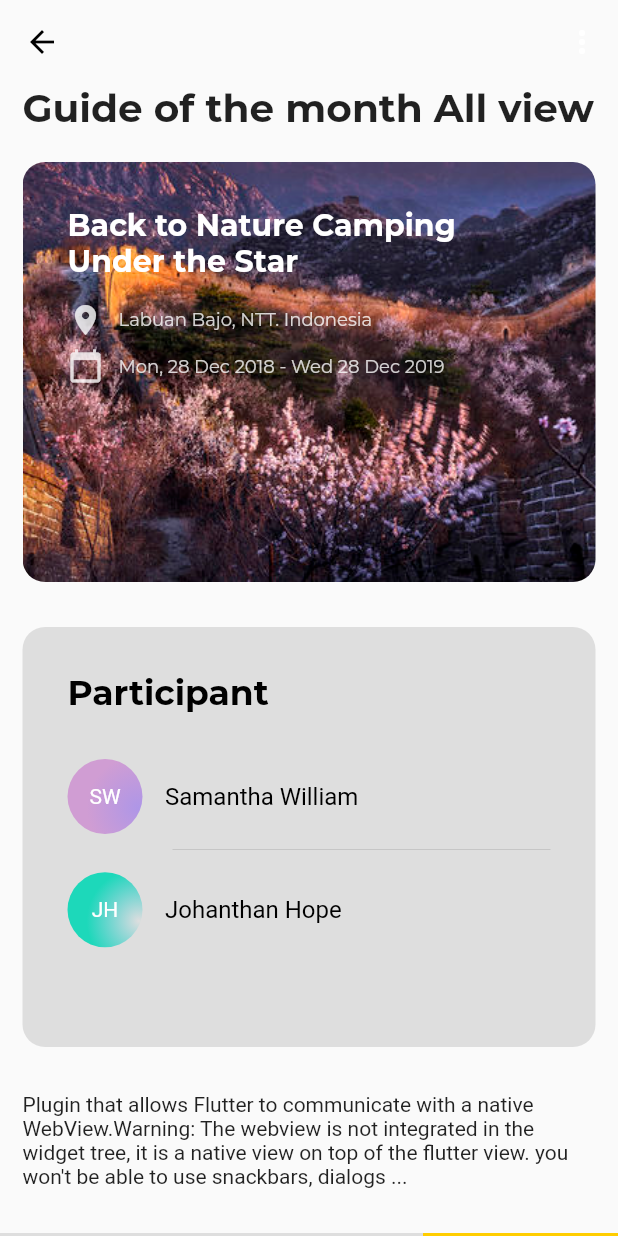
After one commit to 1166544/flutter_travel, a Flutter app: the screen it shows after launch, after a tap on "View All", on a phone screen of 412 x 824 dp. The commit adds this screen. Run offline on Flutter 3.47's test engine with Material 2 defaults, Android fonts, the phone set to English and light mode, and no system bars; project files that could hold a hidden picture were left out.

```diff
--- a/lib/common/CommonTravelItem.dart
+++ b/lib/common/CommonTravelItem.dart
@@ -1,4 +1,8 @@
+import 'dart:math';
+
 import 'package:flutter/material.dart';
+import 'package:flutter_travel/pages/PageOrderView.dart';
+import 'package:flutter_travel/pages/PageProfile.dart';
 
 class CommonTravelItem {
 
@@ -55,7 +59,7 @@ class CommonTravelItem {
 	}
 
 	/// 图片详情
-	Widget buildImgGalleryDetail(String mainTitle, String subTitle, String timeTitle) {
+	Widget buildImgGalleryDetail(BuildContext context, String mainTitle, String subTitle, String timeTitle) {
 	  return Padding(
 		  padding: EdgeInsets.only(left: 25.0, right: 15.0, top: 15.0),
 		  child: Row(
@@ -67,10 +71,21 @@ class CommonTravelItem {
 					  children: <Widget>[
 						  Container(
 							  width: 200,
-							  child: Text(
-								  mainTitle,
-								  overflow: TextOverflow.ellipsis,
-								  style:TextStyle(fontWeight:FontWeight.bold, fontFamily: 'Montserrat', fontSize: 15.0)
+							  child: InkWell(
+								  child: Text(
+									mainTitle,
+									overflow: TextOverflow.ellipsis,
+									style:TextStyle(fontWeight:FontWeight.bold, fontFamily: 'Montserrat', fontSize: 15.0)
+								),
+								onTap: () {
+									Navigator.push(
+										context,
+										MaterialPageRoute(builder: (context) {
+											var ran = Random().nextInt(100);
+											return ran < 50 ? PageOrderView() : PageProfile();
+										})
+									);
+								},
 							  ),
 						  ),
 						  SizedBox(height: 4.0),
--- /dev/null
+++ b/lib/pages/PageAllView.dart
@@ -0,0 +1,216 @@
+import 'package:flutter/material.dart';
+
+class PageAllView extends StatefulWidget {
+  @override
+  _PageAllViewState createState() => _PageAllViewState();
+}
+
+class _PageAllViewState extends State<PageAllView> {
+  @override
+  Widget build(BuildContext context) {
+    return Scaffold(
+      appBar: AppBar(
+        backgroundColor: Colors.transparent,
+        elevation: 0.0,
+        leading: IconButton(
+          icon: Icon(Icons.arrow_back),
+          color: Colors.black,
+          onPressed: () {
+            Navigator.of(context).pop();
+          },
+        ),
+        actions: <Widget>[
+          IconButton(icon: Icon(Icons.more_vert), onPressed: () {})
+        ],
+      ),
+      body: ListView(
+        children: <Widget>[
+          Padding(
+            padding: EdgeInsets.fromLTRB(15.0, 0.0, 15.0, 30.0),
+            child: Column(
+              mainAxisAlignment: MainAxisAlignment.start,
+              crossAxisAlignment: CrossAxisAlignment.start,
+              children: <Widget>[
+                Text('Guide of the month All view',
+                    style: TextStyle(
+                        fontFamily: 'Montserrat',
+                        fontWeight: FontWeight.bold,
+                        fontSize: 26.0)),
+                SizedBox(height: 20.0),
+                this.buildCoverImage(),
+                SizedBox(height: 30.0),
+                this.buildParticipant(),
+              ],
+            ),
+          ),
+          Padding(
+            padding: EdgeInsets.fromLTRB(15.0, 0.0, 15.0, 30.0),
+            child: Text(
+                "Plugin that allows Flutter to communicate with a native WebView.Warning: The webview is not integrated in the widget tree, it is a native view on top of the flutter view. you won't be able to use snackbars, dialogs ...",
+                style:
+                    TextStyle(fontWeight: FontWeight.normal, fontSize: 14.0)),
+          ),
+          Padding(
+            padding: EdgeInsets.fromLTRB(0.0, 0.0, 0.0, 0.0),
+            child: Container(
+              width: MediaQuery.of(context).size.width,
+              height: 60.0,
+              decoration: BoxDecoration(
+                  color: Colors.grey.withOpacity(0.3),
+                  shape: BoxShape.rectangle),
+              child: Row(
+                children: <Widget>[
+                  Padding(
+                    padding: EdgeInsets.only(left: 15.0),
+                    child: Text('IDR 300.00',
+                        style: TextStyle(
+                            fontWeight: FontWeight.bold, fontSize: 18.0)),
+                  ),
+                  SizedBox(width: 10.0),
+                  Text('(Total Price)',
+                      style: TextStyle(
+                          fontWeight: FontWeight.normal, fontSize: 12.0)),
+                  Spacer(),
+                  Container(
+                    width: 130.0,
+                    height: 60.0,
+                    decoration: BoxDecoration(
+                        color: Color(0xFFffcd00), shape: BoxShape.rectangle),
+                    child: Center(
+                      child: Text('CONTAINUE',
+                          style: TextStyle(
+                              fontFamily: 'Montserrat',
+                              fontWeight: FontWeight.bold,
+                              fontSize: 15.0)),
+                    ),
+                  )
+                ],
+              ),
+            ),
+          )
+        ],
+      ),
+    );
+  }
+
+  Widget buildParticipant() {
+    return Container(
+      padding: EdgeInsets.fromLTRB(30.0, 30.0, 30.0, 0.0),
+      width: MediaQuery.of(context).size.width - 15.0,
+      height: 280,
+      decoration: BoxDecoration(
+          color: Colors.grey.withOpacity(0.3),
+          shape: BoxShape.rectangle,
+          borderRadius: BorderRadius.circular(15.0)),
+      child: Column(
+        mainAxisAlignment: MainAxisAlignment.start,
+        crossAxisAlignment: CrossAxisAlignment.start,
+        children: <Widget>[
+          Text('Participant',
+              style: TextStyle(
+                  fontFamily: 'Montserrat',
+                  fontSize: 23.0,
+                  fontWeight: FontWeight.bold,
+                  color: Colors.black)),
+          SizedBox(height: 30.0),
+          this.buildCircleTitle(Color(0xFFd09dd3), Color(0xFFae96e7), 'Samantha William', 'SW'),
+          SizedBox(height: 10.0),
+          Row(
+            children: <Widget>[
+              SizedBox(width: 70.0),
+              Expanded(
+                  child: Container(
+                width: 50.0,
+                height: 0.5,
+                decoration: BoxDecoration(
+                    color: Colors.grey.withOpacity(0.5),
+                    shape: BoxShape.rectangle),
+              ))
+            ],
+          ),
+          SizedBox(height: 15.0),
+          this.buildCircleTitle(
+              Color(0xFF1dd8ba), Color(0x14c5cf), 'Johanthan Hope', 'JH'),
+        ],
+      ),
+    );
+  }
+
+  Widget buildCoverImage() {
+    return Container(
+      padding: EdgeInsets.fromLTRB(30.0, 30.0, 30.0, 0.0),
+      height: 280,
+      decoration: BoxDecoration(
+          image: DecorationImage(
+              image: AssetImage('assets/p6.jpg'), fit: BoxFit.cover),
+          shape: BoxShape.rectangle,
+          borderRadius: BorderRadius.circular(15.0)),
+      child: Column(
+        children: <Widget>[
+          Text('Back to Nature Camping Under the Star',
+              maxLines: 3,
+              softWrap: true,
+              style: TextStyle(
+                  fontFamily: 'Montserrat',
+                  fontWeight: FontWeight.bold,
+                  fontSize: 20.0,
+                  color: Colors.white)),
+          SizedBox(height: 15.0),
+          Row(
+            children: <Widget>[
+              Icon(Icons.location_on, color: Colors.white.withOpacity(0.8)),
+              SizedBox(width: 10.0),
+              Text('Labuan Bajo, NTT. Indonesia',
+                  style: TextStyle(
+                      fontFamily: 'Montserrat',
+                      fontSize: 12.0,
+                      color: Colors.white.withOpacity(0.8)))
+            ],
+          ),
+          SizedBox(height: 7.0),
+          Row(
+            children: <Widget>[
+              Icon(Icons.calendar_today, color: Colors.white.withOpacity(0.8)),
+              SizedBox(width: 10.0),
+              Container(
+                width: 220.0,
+                child: Text('Mon, 28 Dec 2018 - Wed 28 Dec 2019',
+                    style: TextStyle(
+                        fontFamily: 'Montserrat',
+                        fontSize: 12.0,
+                        color: Colors.white.withOpacity(0.8))),
+              )
+            ],
+          )
+        ],
+      ),
+    );
+  }
+
+  Widget buildCircleTitle(
+      Color startColor, Color endColor, String title, String subTitle) {
+    return Row(
+      children: <Widget>[
+        Container(
+          width: 50.0,
+          height: 50.0,
+          decoration: BoxDecoration(
+              color: Colors.blueAccent,
+              borderRadius: BorderRadius.circular(50.0),
+              gradient: RadialGradient(
+                  center: Alignment(0.9, 0.3),
+                  radius: 0.7,
+                  colors: [endColor, startColor],
+                  stops: [0.0, 0.99]),
+              shape: BoxShape.rectangle),
+          child: Center(
+            child: Text(subTitle.toString(),
+                style: TextStyle(fontSize: 14.0, color: Colors.white)),
+          ),
+        ),
+        SizedBox(width: 15.0),
+        Text(title, style: TextStyle(fontSize: 16.0, color: Colors.black))
+      ],
+    );
+  }
+}
--- a/lib/pages/PageHome.dart
+++ b/lib/pages/PageHome.dart
@@ -1,4 +1,5 @@
 import 'package:flutter/material.dart';
+import 'package:flutter_travel/pages/PageAllView.dart';
 import 'package:flutter_travel/pages/PageOrderView.dart';
 import '../common/CommonTravelItem.dart';
 import './PageProfile.dart';
@@ -25,9 +26,9 @@ class _PageHomeState extends State<PageHome> with CommonTravelItem {
 			this._buildCircle(),
 			this._buildCommunity(),
 			this.buildImageGrid(context, 'assets/beach1.jpg', 'assets/beach2.jpg', 'assets/beach3.jpg'),
-			this.buildImgGalleryDetail('Maui Summer 2019', 'Teresa Soto added 52 Photos', '2h ago'),
+			this.buildImgGalleryDetail(context, 'Maui Summer 2019', 'Teresa Soto added 52 Photos', '2h ago'),
 			this.buildImageGrid(context, 'assets/beach5.jpg', 'assets/beach4.jpg', 'assets/beach6.jpg'),
-			this.buildImgGalleryDetail('Maldives- 12 Days', 'Teresa Soto . 3 Videos', '5h ago'),
+			this.buildImgGalleryDetail(context, 'Maldives- 12 Days', 'Teresa Soto . 3 Videos', '5h ago'),
 		]
 	);
   }
@@ -136,7 +137,15 @@ class _PageHomeState extends State<PageHome> with CommonTravelItem {
 				children: <Widget>[
 					Text('From the community', style:TextStyle(color: Colors.black, fontWeight: FontWeight.bold, fontSize: 15.0, fontFamily: 'Montserrat')),
 					Spacer(),
-					Text('View All', style:TextStyle(color: Colors.blue, fontWeight:FontWeight.bold, fontSize: 15.0, fontFamily: 'Montserrat')),
+					InkWell(
+						child: Text('View All', style:TextStyle(color: Colors.blue, fontWeight:FontWeight.bold, fontSize: 15.0, fontFamily: 'Montserrat')),
+						onTap: (){
+							Navigator.push(
+								context,
+								MaterialPageRoute(builder: (context) => PageAllView())
+							);
+						},
+					)
 				],
 			),
 		);
--- a/lib/pages/PageSearch.dart
+++ b/lib/pages/PageSearch.dart
@@ -67,13 +67,12 @@ class _PageSearchState extends State<PageSearch> with CommonTravelItem {
 				this.buildTravelDate('Aug 12, 2012 - Baros Island'),
 				this.buildTravelSep(),
 				this.buildImageGrid(context, 'assets/p1.jpg', 'assets/beach5.jpg', 'assets/p2.jpg', paddingTop: 0.0),
-				this.buildImgGalleryDetail('Day 1- Sun Bath', 'Teresa Soto', ''),
-
+				this.buildImgGalleryDetail(context, 'Day 1- Sun Bath', 'Teresa Soto', ''),
 				SizedBox(height: 45.0),
 				this.buildTravelDate('Aug 13, 2012 - Mihiri Island'),
 				this.buildTravelSep(),
 				this.buildImageGrid(context, 'assets/p3.jpg', 'assets/p5.jpg', 'assets/p6.jpg', paddingTop: 0.0),
-				this.buildImgGalleryDetail('Day 2- Sun Raise', 'Tiland buject', ''),
+				this.buildImgGalleryDetail(context, 'Day 2- Sun Raise', 'Tiland buject', ''),
 			],
 		)
 	  );
```
